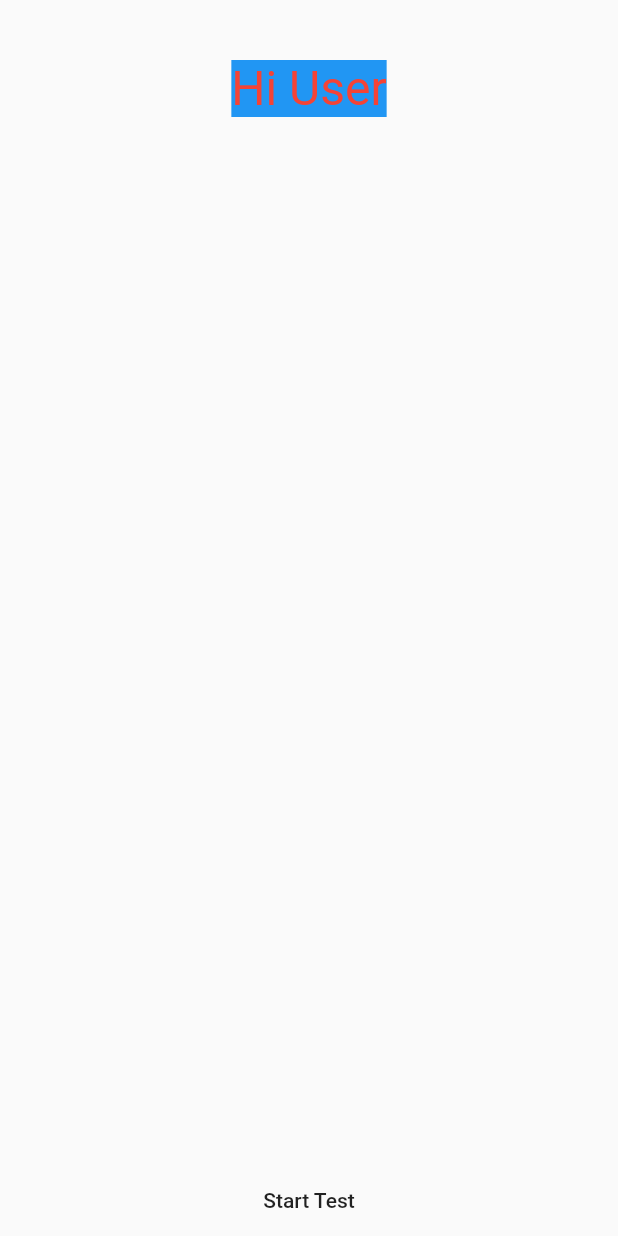
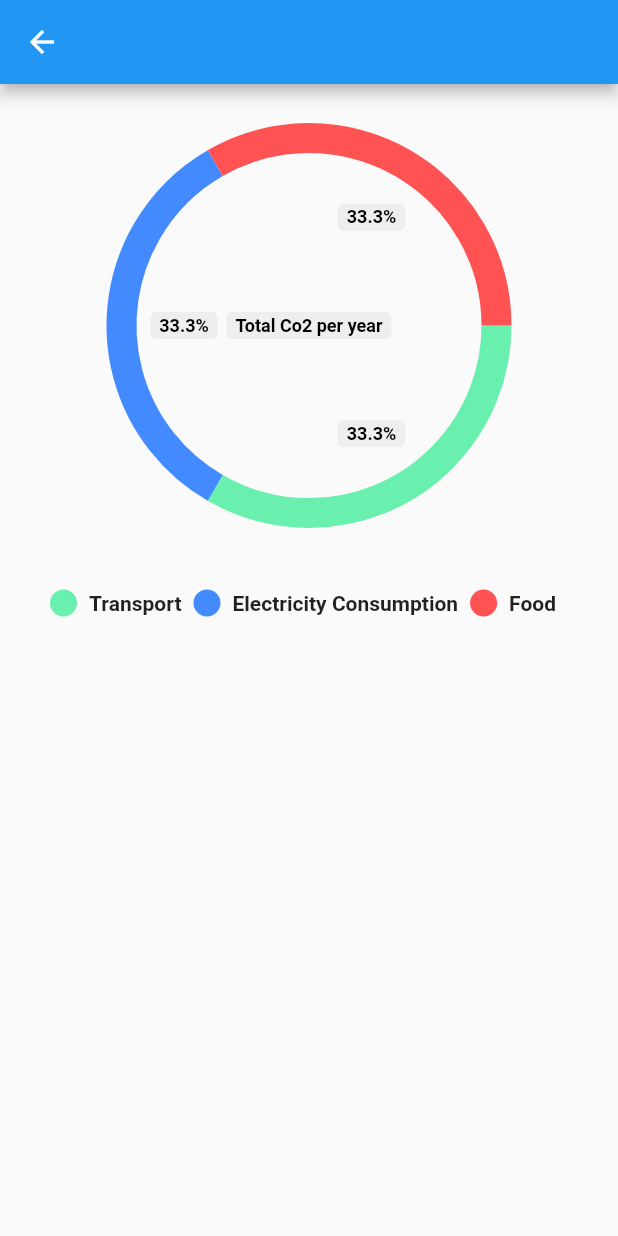
Before and after one commit to priyanshudutta04/Carbon-Footprint, a Flutter app: the screen it shows after launch, after a tap on "Start Test", on a phone screen of 412 x 824 dp. Run offline on Flutter 3.47's test engine with Material 2 defaults, Android fonts, the light colour scheme and no system bars; drawn by our look-alikes of pie_chart.

Commit message:
home page changed

```diff
--- a/lib/main.dart
+++ b/lib/main.dart
@@ -1,4 +1,7 @@
+import 'package:carbon_footprint/pages/get_started.dart';
 import 'package:carbon_footprint/pages/home.dart';
+import 'package:carbon_footprint/utils/routes.dart';
+
 import 'package:flutter/material.dart';
 
 void main() {
@@ -25,7 +28,8 @@ class MyApp extends StatelessWidget {
       initialRoute: "/",                              //this route will open first
 
       routes: {                                       //creating routes for different pages in app
-        "/": (context) => HomePage(),                //main root
+        "/": (context) => GetStarted(),                //main root
+        Myroutes.homeRoute: (context) => HomePage(),
       },
     );
   }
--- /dev/null
+++ b/lib/pages/get_started.dart
@@ -0,0 +1,44 @@
+import 'package:flutter/material.dart';
+
+class GetStarted extends StatelessWidget {
+  const GetStarted({super.key});
+
+  @override
+  Widget build(BuildContext context) {
+    return  Scaffold(
+
+      body: SafeArea(
+        child: Column(
+          crossAxisAlignment: CrossAxisAlignment.start,
+          children: [
+            Padding(
+              padding: const EdgeInsets.symmetric(horizontal: 12,vertical: 40),
+              child: Container(
+                decoration: BoxDecoration(
+                  color: Colors.blue
+                ),
+                child: Text(
+                  "Hi User",
+                  style: TextStyle(fontSize: 32, color: Colors.red,),
+                ),
+              ),
+            ),
+
+            Expanded(
+              child: Align(
+                alignment: FractionalOffset.bottomCenter,
+                child: MaterialButton(
+                  onPressed: () => {
+                    Navigator.pushNamed(context, '/home')
+                  },
+                  child: Text('Start Test'),
+                ),
+              ),
+            ),
+          ],
+        ),
+
+      ),
+    );
+  }
+}
--- a/lib/pages/home.dart
+++ b/lib/pages/home.dart
@@ -1,40 +1,62 @@
 import 'package:flutter/material.dart';
+import 'package:pie_chart/pie_chart.dart';
 
 class HomePage extends StatelessWidget {
-  const HomePage({super.key});
+   HomePage({super.key});
+
+  final dataMap = <String, double>{
+    "Transport": 5,
+    "Electricity Consumption":5,
+    "Food":5
+  };
+
+  final colorList = <Color>[
+    Colors.greenAccent,
+    Colors.blueAccent,
+    Colors.redAccent,
+  ];
+
 
   @override
   Widget build(BuildContext context) {
-    return  Scaffold(
+    return Scaffold(
+      appBar: AppBar(
+        ),
 
       body: SafeArea(
-        child: Column(
-          children: [
-            Padding(
-              padding: const EdgeInsets.symmetric(horizontal: 12,vertical: 40),
-              child: Container(
-                decoration: BoxDecoration(
-                  color: Colors.blue
+        child: Padding(
+          padding: const EdgeInsets.all(8.0),
+          child: Column(
+            children: [
+
+              SizedBox(height: 20,),
+
+               PieChart(
+                chartRadius: 250,
+                centerText: "Total Co2 per year",
+                dataMap: dataMap,
+                chartType: ChartType.ring,
+                baseChartColor: Colors.grey[50]!.withOpacity(0.15),
+                colorList: colorList,
+                legendOptions: const LegendOptions(
+                    showLegendsInRow: true,
+                    legendPosition: LegendPosition.bottom,
+                    showLegends: true,
+                    legendShape: BoxShape.circle,
+                    legendTextStyle: TextStyle(
+                      fontWeight: FontWeight.bold,
+                    ),
+                  ),
+                chartValuesOptions: const ChartValuesOptions(
+                  showChartValuesInPercentage: true,
                 ),
-                child: Text(
-                  "Hi User",
-                  style: TextStyle(fontSize: 32, color: Colors.red,),
-                ),
+                totalValue: 15,
               ),
-            ),
 
-            Expanded(
-              child: Align(
-                alignment: FractionalOffset.bottomCenter,
-                child: MaterialButton(
-                  onPressed: () => {},
-                  child: Text('Start Test'),
-                ),
-              ),
-            ),
-          ],
-        ),
 
+            ],
+          ),
+        )
       ),
     );
   }
--- /dev/null
+++ b/lib/utils/routes.dart
@@ -0,0 +1,4 @@
+class Myroutes{
+  static String homeRoute = "/home";
+  static String getStartedRoute = "/getStarted";
+}
```
Also changed, not shown: pubspec.yaml (+1 -32 lines), pubspec.lock.
